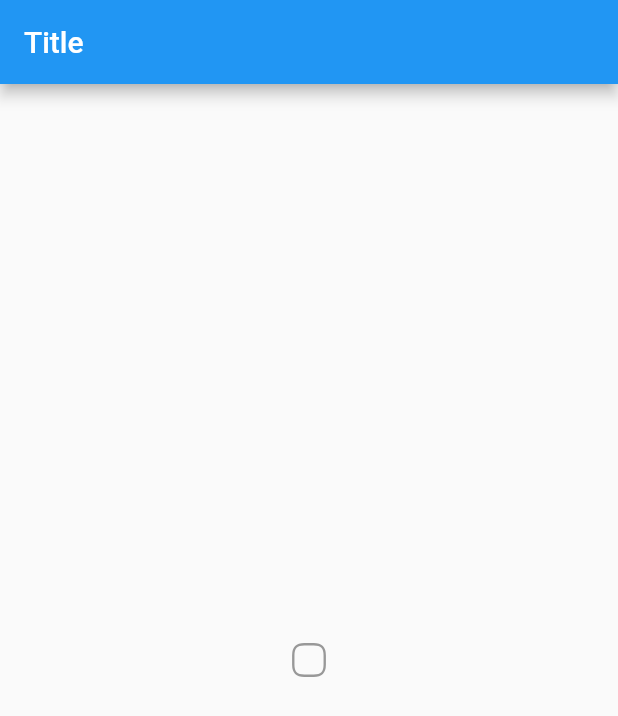
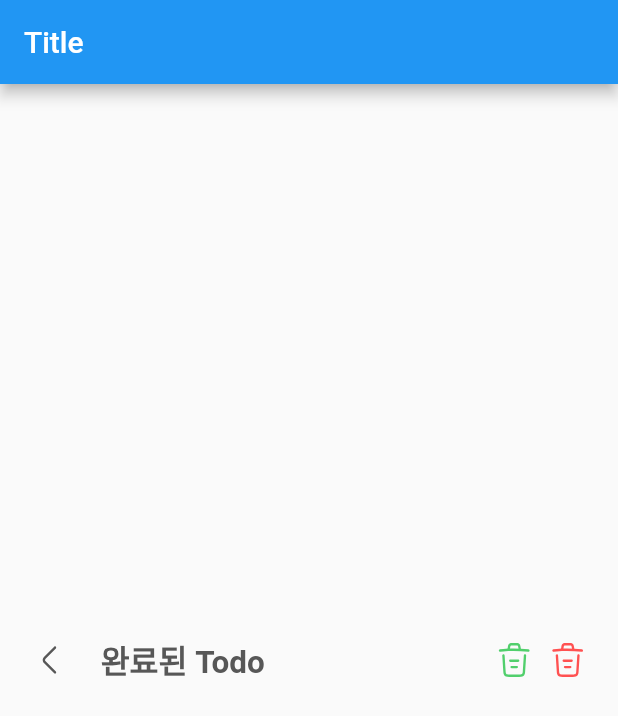
Before and after one commit to bottle-ari/peep_todo_flutter, a Flutter app: the screen it shows after launch, on a phone screen of 412 x 824 dp. Shown: the top 716 px of the screen. Run offline on Flutter 3.47's test engine with Material 2 defaults, Android fonts, the phone set to English and light mode, and no system bars; our stand-ins replace flutter_screenutil, flutter_svg, get; Roboto replaces fonts that are missing (Pretendard); project files that could hold a hidden picture were left out.

Commit message:
[FEAT] implement PeepSubpageAppbar

```diff
--- a/lib/app/theme/icons.dart
+++ b/lib/app/theme/icons.dart
@@ -50,4 +50,5 @@ class Iconsax {
   static const clipboardCheck = 'assets/image/icon/clipboard_check.svg';
   static const clipboardDelete = 'assets/image/icon/clipboard_delete.svg';
   static const clockBold = 'assets/image/icon/clock_bold.svg';
+  static const arrowLeft = 'assets/image/icon/arrow_left.svg';
 }
--- /dev/null
+++ b/lib/app/views/common/peep_subpage_appbar.dart
@@ -0,0 +1,56 @@
+import 'package:flutter/material.dart';
+import 'package:peep_todo_flutter/app/theme/app_values.dart';
+import 'package:peep_todo_flutter/app/theme/icons.dart';
+import 'package:peep_todo_flutter/app/theme/text_style.dart';
+
+import '../../theme/palette.dart';
+
+class PeepSubpageAppbar extends StatelessWidget {
+  final String title;
+  final List<Widget>? buttons;
+
+  const PeepSubpageAppbar({super.key, required this.title, this.buttons});
+
+  @override
+  Widget build(BuildContext context) {
+    return Container(
+      height: double.infinity,
+      width: double.infinity,
+      child: Padding(
+        padding: EdgeInsets.symmetric(horizontal: AppValues.screenPadding),
+        child: Row(
+          children: [
+            PeepIcon(
+              Iconsax.arrowLeft,
+              size: AppValues.baseIconSize,
+              color: Palette.peepGray500,
+            ),
+            Padding(
+              padding:
+                  EdgeInsets.symmetric(horizontal: AppValues.screenPadding),
+              child: Text(
+                title,
+                style: PeepTextStyle.boldL(color: Palette.peepGray500),
+              ),
+            ),
+            Expanded(
+              child: Align(
+                alignment: Alignment.centerRight,
+                child: Row(
+                  mainAxisAlignment: MainAxisAlignment.end,
+                  children: [
+                    for (Widget button in buttons ?? [])
+                      Padding(
+                          padding:
+                              EdgeInsets.only(left: AppValues.horizontalMargin),
+                          child: button),
+                  ],
+                ),
+              ),
+            )
+          ],
+        ),
+      ),
+    );
+  }
+}
--- a/lib/app/views/test.dart
+++ b/lib/app/views/test.dart
@@ -4,8 +4,11 @@ import 'package:flutter/material.dart';
 import 'package:get/get.dart';
 import 'package:peep_todo_flutter/app/controllers/todo_controller.dart';
 import 'package:peep_todo_flutter/app/data/mock_data.dart';
+import 'package:peep_todo_flutter/app/theme/app_values.dart';
+import 'package:peep_todo_flutter/app/theme/icons.dart';
 import 'package:peep_todo_flutter/app/theme/palette.dart';
 import 'package:peep_todo_flutter/app/views/common/buttons/peep_check_button.dart';
+import 'package:peep_todo_flutter/app/views/common/peep_subpage_appbar.dart';
 import 'common/todo/peep_todo_list.dart';
 
 class TestController extends GetxController {
@@ -30,7 +33,21 @@ class Test extends StatelessWidget {
           height: double.infinity,
           child: Center(
             // 여기에 위젯 붙여넣기
-            child: PeepCheckButton(color: controller.color.value,),
+            child: PeepSubpageAppbar(
+              title: '완료된 Todo',
+              buttons: [
+                PeepIcon(
+                  Iconsax.trash,
+                  color: controller.color.value,
+                  size: AppValues.baseIconSize,
+                ),
+                PeepIcon(
+                  Iconsax.trash,
+                  color: Palette.peepRed,
+                  size: AppValues.baseIconSize,
+                )
+              ],
+            ),
           ),
         ),
       ),
--- a/pubspec.yaml
+++ b/pubspec.yaml
@@ -50,6 +50,7 @@ flutter:
     - assets/image/icon/clipboard_check.svg
     - assets/image/icon/clipboard_delete.svg
     - assets/image/icon/clock_bold.svg
+    - assets/image/icon/arrow_left.svg
   uses-material-design: true
 
 fonts:
```
Also changed, not shown: assets/image/icon/arrow_left.svg (added), pubspec.lock, 1 other file.
